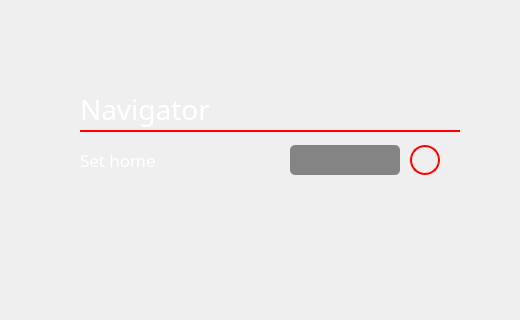
First picture: the form in GUI_WIDGETS/Settings/design_settings.ui, repository PortiESP/PortiOS, before the edit; both pictures show x 280 to 800 and y 0 to 320 of the 800 by 480 pixel window.
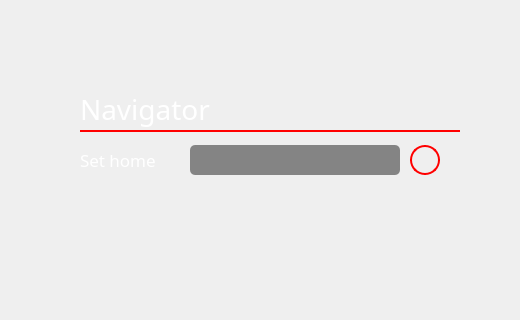
Second picture: the form after the edit. The open tabs and pages were chosen to show the change. Icons and pictures are not drawn.

```diff
--- a/GUI_WIDGETS/Settings/design_settings.ui
+++ b/GUI_WIDGETS/Settings/design_settings.ui
@@ -2338,9 +2338,9 @@
       <widget class="QLineEdit" name="bearing_navigatorHomeInput">
        <property name="geometry">
         <rect>
-         <x>220</x>
+         <x>120</x>
          <y>5</y>
-         <width>110</width>
+         <width>210</width>
          <height>30</height>
         </rect>
        </property>
@@ -2373,7 +2373,7 @@
         <rect>
          <x>10</x>
          <y>5</y>
-         <width>200</width>
+         <width>100</width>
          <height>30</height>
         </rect>
        </property>
```
Left out of the diff: 6 changed lines with no effect on the pictures.
